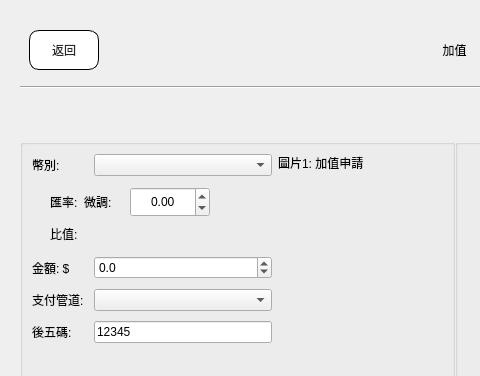
This is src/AdbClient/StageCustomerService/LayerAddCost.ui in roger0816/Adb as Qt 5 draws it before an edit; both pictures show x 0 to 480 and y 0 to 376 of the 909 by 728 pixel window. The edited form follows.
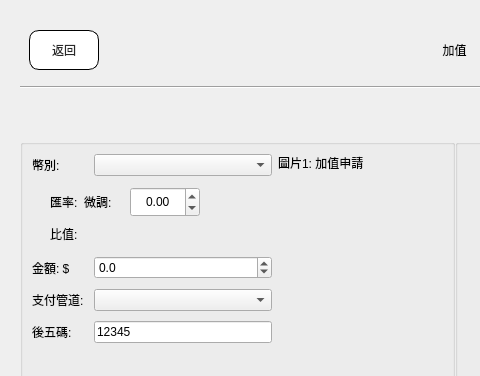
This is the edited form. Custom widgets are drawn as their Qt base class.

Diff of the .ui file:
```diff
--- a/src/AdbClient/StageCustomerService/LayerAddCost.ui
+++ b/src/AdbClient/StageCustomerService/LayerAddCost.ui
@@ -284,13 +284,13 @@
                       <widget class="QDoubleSpinBox" name="sbAdd">
                        <property name="minimumSize">
                         <size>
-                         <width>80</width>
+                         <width>70</width>
                          <height>30</height>
                         </size>
                        </property>
                        <property name="maximumSize">
                         <size>
-                         <width>80</width>
+                         <width>70</width>
                          <height>16777215</height>
                         </size>
                        </property>
@@ -361,8 +361,8 @@
                        </property>
                        <property name="sizeHint" stdset="0">
                         <size>
-                         <width>40</width>
-                         <height>20</height>
+                         <width>20</width>
+                         <height>10</height>
                         </size>
                        </property>
                       </spacer>
```
